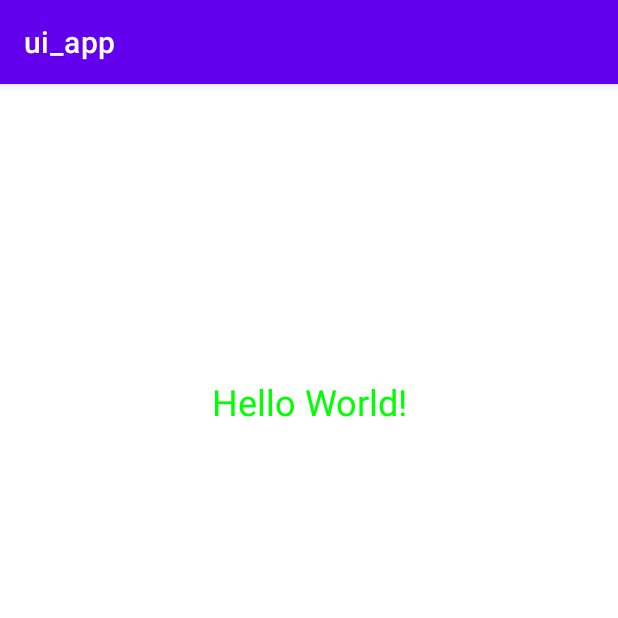
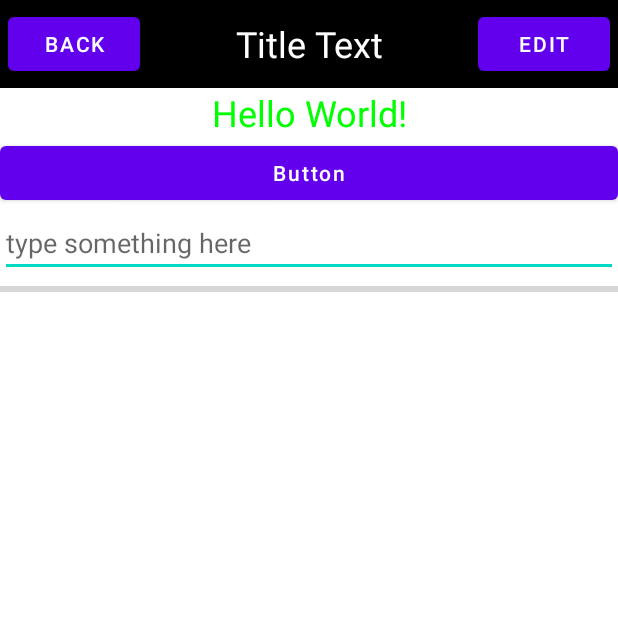
Before and after one commit to gjwhhhh/android_learn, an Android app: the screen it shows after launch (MainActivity), on a phone screen of 412 x 824 dp, the top half of it. Run offline under Robolectric (Android 15) with nearby library versions, the phone set to English and light mode, and no system bars.

Commit message:
1. 根据博客https://blog.csdn.net/qq_21331159/article/details/114024546 引入百分比布局（书中引入方式已经过时） 2. 自定义控件（标题栏）

```diff
--- a/ui_app/src/main/AndroidManifest.xml
+++ b/ui_app/src/main/AndroidManifest.xml
@@ -20,7 +20,8 @@
             android:exported="false" />
         <activity
             android:name=".MainActivity"
-            android:exported="true">
+            android:exported="true"
+            android:label="this is main">
             <intent-filter>
                 <action android:name="android.intent.action.MAIN" />
 
--- a/ui_app/src/main/java/com/example/ui_app/MainActivity.java
+++ b/ui_app/src/main/java/com/example/ui_app/MainActivity.java
@@ -24,10 +24,10 @@ public class MainActivity extends AppCompatActivity implements View.OnClickListe
     protected void onCreate(Bundle savedInstanceState) {
         super.onCreate(savedInstanceState);
         setContentView(R.layout.activity_main);
-        /*ActionBar actionBar = getSupportActionBar();
+        ActionBar actionBar = getSupportActionBar();
         if(actionBar!=null){
             actionBar.hide();
-        }*/
+        }
 
         Button button = (Button) findViewById(R.id.button);
         imageView = (ImageView)findViewById(R.id.image_view);
--- a/ui_app/src/main/res/layout/activity_main.xml
+++ b/ui_app/src/main/res/layout/activity_main.xml
@@ -2,8 +2,8 @@
 <LinearLayout xmlns:android="http://schemas.android.com/apk/res/android"
     android:layout_width="match_parent"
     android:layout_height="match_parent"
-    android:orientation="horizontal">
-<!--    <include layout="@layout/title"/>-->
+    android:orientation="vertical">
+    <include layout="@layout/title"/>
 
     <TextView
         android:id="@+id/text_view"
--- a/ui_app/src/main/res/layout/title.xml
+++ b/ui_app/src/main/res/layout/title.xml
@@ -2,7 +2,7 @@
 <LinearLayout xmlns:android="http://schemas.android.com/apk/res/android"
     android:layout_width="match_parent"
     android:layout_height="wrap_content"
-
+    android:background="@color/black"
     >
     <Button
         android:id="@+id/title_back"
```
